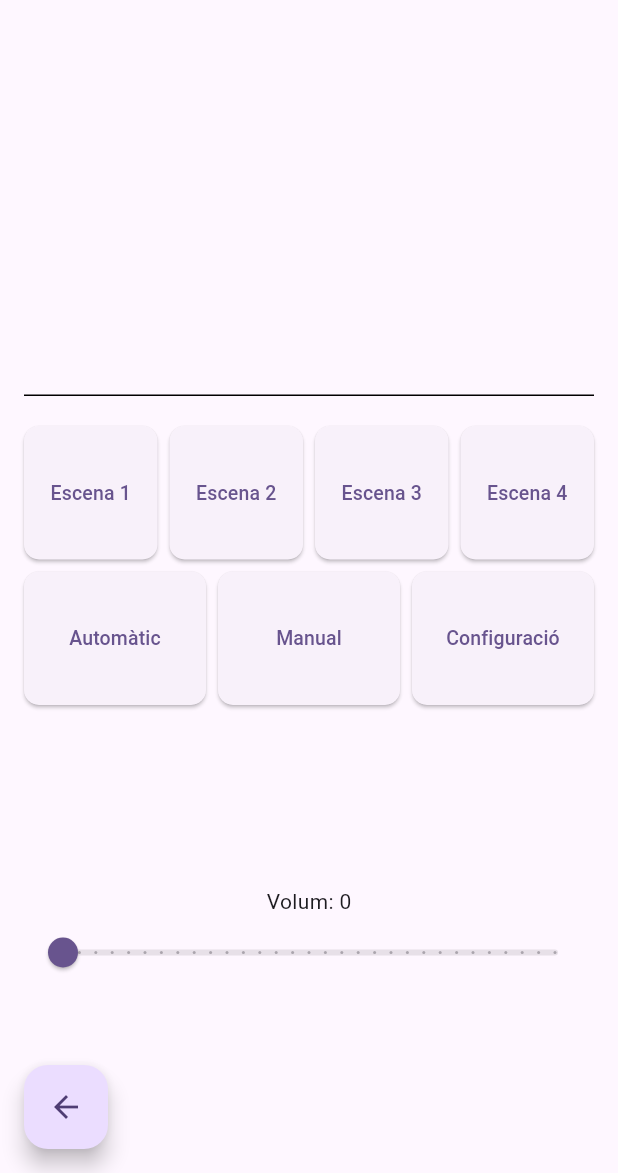
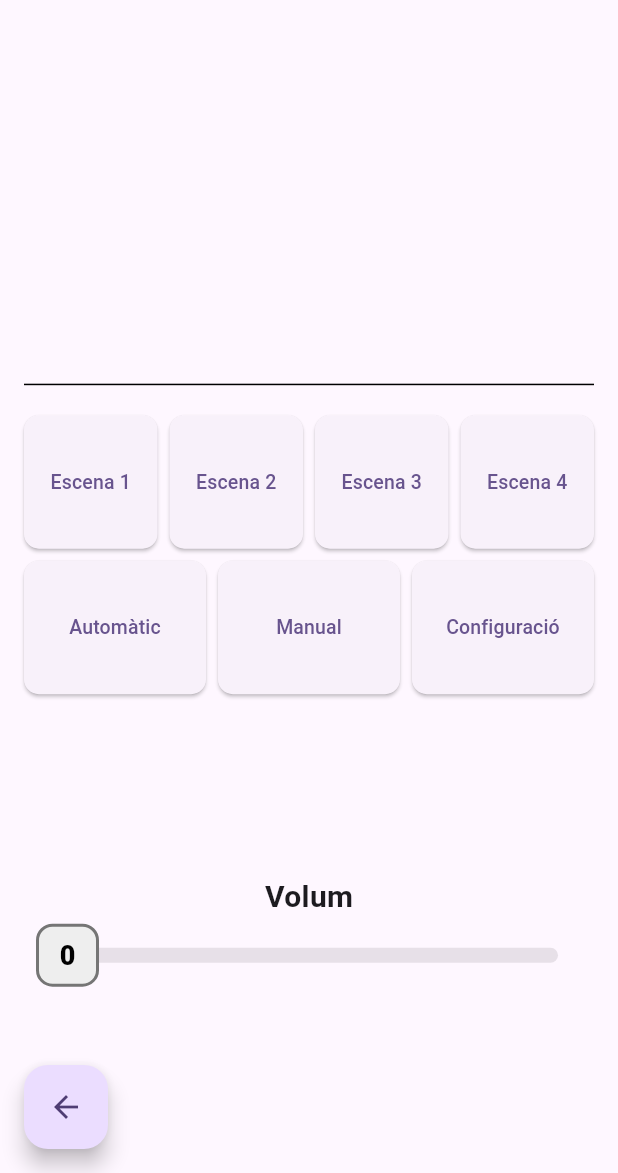
Before and after one commit to xaviermila-png/ardmx_app, a Flutter app: the MainMenuScreen screen opened by its route, on a phone screen of 412 x 824 dp, the part 63-1236 px from its top. Run offline on Flutter 3.47's test engine with Material 3 defaults, Android fonts, the phone set to English and light mode, and no system bars; our stand-ins replace flutter_riverpod, permission_handler, shared_preferences; missing offline and left inert: flutter_blue_classic; accounts and stored records are empty.

Commit message:
Escena/Canals i Menu Principal: polish visual i correccions
- Poll de la pantalla Escena/Canals ara inclou V31-V33 (modes de
  transicio), que abans no s'actualitzaven en entrar a la pantalla
- Requadres dels sliders de canal mes estrets; opcions de mode de
  transicio mes grans (caselles quadrades i lletra) i mateix ample que
  els requadres dels sliders
- Fletxes de navegacio d'escena/canals una mica separades del marge
- Numero de canal (dins el quadrat que es mou) en negreta
- Barra "CANALS" simplificada (nomes titol+fletxes, els numeros ja
  viuen dins de cada slider)
- RoundedSquareThumbShape mogut a lib/widgets/ (compartit) amb suport
  per text no rotat i mida de lletra configurable
- Botons del submenu de Configuracio (Escenes/Cicle/Parametres/Credits)
  amb color lila pastel (mes fluix que el de Configuracio)
- Slider de volum del Menu Principal amb el mateix thumb quadrat
  arrodonit que els sliders de canal; numero de volum dins el quadrat;
  titol "Volum" en lletra mes gran

```diff
--- a/lib/features/main_menu/widgets/config_submenu.dart
+++ b/lib/features/main_menu/widgets/config_submenu.dart
@@ -38,6 +38,11 @@ class ConfigSubmenu extends StatelessWidget {
                   Navigator.of(context).pushNamed(_items[i].$2),
               style: ElevatedButton.styleFrom(
                 padding: const EdgeInsets.symmetric(horizontal: 2),
+                // Lighter pastel lilac than Configuració's own
+                // (Colors.deepPurple.shade200) — these are its children, so
+                // a weaker tint of the same hue reads as a visual family.
+                backgroundColor: Colors.deepPurple.shade100,
+                foregroundColor: Colors.deepPurple.shade900,
                 shape: RoundedRectangleBorder(
                   borderRadius: BorderRadius.circular(10),
                 ),
--- a/lib/features/main_menu/widgets/volume_slider.dart
+++ b/lib/features/main_menu/widgets/volume_slider.dart
@@ -4,6 +4,7 @@ import 'package:flutter/material.dart';
 import 'package:flutter_riverpod/flutter_riverpod.dart';
 
 import '../../../state/providers.dart';
+import '../../../widgets/rounded_square_thumb_shape.dart';
 
 /// Debounced volume control (V[16], 0-30). Keeps an ephemeral local value
 /// for immediate visual feedback while dragging, sends the real write only
@@ -51,8 +52,22 @@ class _VolumeSliderState extends ConsumerState<VolumeSlider> {
 
     return Column(
       children: [
-        Text('Volum: ${value.round()}'),
-        Slider(
+        const Text(
+          'Volum',
+          style: TextStyle(fontSize: 20, fontWeight: FontWeight.bold),
+        ),
+        SliderTheme(
+          data: SliderThemeData(
+            trackHeight: 10,
+            thumbShape: RoundedSquareThumbShape(
+              size: 40,
+              cornerRadius: 10,
+              channelNumber: value.round(),
+              textFontSize: 18,
+              rotateText: false,
+            ),
+          ),
+          child: Slider(
             value: value,
             min: 0,
             max: 30,
@@ -60,6 +75,7 @@ class _VolumeSliderState extends ConsumerState<VolumeSlider> {
             onChanged: _onChanged,
             onChangeEnd: _onChangeEnd,
           ),
+        ),
       ],
     );
   }
--- a/lib/features/scene_channels/widgets/channel_group_navigator.dart
+++ b/lib/features/scene_channels/widgets/channel_group_navigator.dart
@@ -15,7 +15,7 @@ class ChannelGroupNavigator extends ConsumerWidget {
     return Container(
       color: Colors.blue.shade900,
       child: Padding(
-        padding: const EdgeInsets.symmetric(vertical: 4),
+        padding: const EdgeInsets.symmetric(horizontal: 12, vertical: 4),
         child: Row(
           children: [
             NavArrowButton(
--- a/lib/features/scene_channels/widgets/channel_sliders.dart
+++ b/lib/features/scene_channels/widgets/channel_sliders.dart
@@ -4,7 +4,7 @@ import 'package:flutter/material.dart';
 import 'package:flutter_riverpod/flutter_riverpod.dart';
 
 import '../../../state/providers.dart';
-import 'rounded_square_thumb_shape.dart';
+import '../../../widgets/rounded_square_thumb_shape.dart';
 
 /// The 3 R/G/B vertical sliders (V1-V3, 0-255), inverted (max at top,
 /// matching a physical DMX fader). Same debounce pattern as
@@ -102,7 +102,7 @@ class _ChannelSlidersState extends ConsumerState<ChannelSliders> {
 
   Widget _slider(int slot, double value, int? channelNumber, Color color) {
     return Container(
-      margin: const EdgeInsets.symmetric(horizontal: 2),
+      margin: const EdgeInsets.symmetric(horizontal: 8),
       padding: const EdgeInsets.symmetric(vertical: 8),
       decoration: BoxDecoration(
         border: Border.all(color: color.withValues(alpha: 0.6), width: 2),
--- a/lib/features/scene_channels/widgets/scene_navigator.dart
+++ b/lib/features/scene_channels/widgets/scene_navigator.dart
@@ -18,7 +18,7 @@ class SceneNavigator extends ConsumerWidget {
 
     return Container(
       color: Colors.green.shade900,
-      padding: const EdgeInsets.symmetric(vertical: 4),
+      padding: const EdgeInsets.symmetric(horizontal: 12, vertical: 4),
       child: Row(
         children: [
           NavArrowButton(
--- a/lib/features/scene_channels/widgets/transition_mode_selector.dart
+++ b/lib/features/scene_channels/widgets/transition_mode_selector.dart
@@ -111,8 +111,8 @@ class _ModeColumn extends StatelessWidget {
   @override
   Widget build(BuildContext context) {
     return Container(
-      margin: const EdgeInsets.symmetric(horizontal: 4),
-      padding: const EdgeInsets.symmetric(vertical: 4, horizontal: 6),
+      margin: const EdgeInsets.symmetric(horizontal: 8),
+      padding: const EdgeInsets.symmetric(vertical: 4, horizontal: 4),
       decoration: BoxDecoration(
         border: Border.all(color: color.withValues(alpha: 0.6), width: 2),
         borderRadius: BorderRadius.circular(12),
--- a/lib/features/scene_channels/widgets/rounded_square_thumb_shape.dart
+++ b/lib/widgets/rounded_square_thumb_shape.dart
@@ -3,21 +3,29 @@ import 'dart:math' as math;
 import 'package:flutter/material.dart';
 
 /// A rounded-square [Slider] thumb (gray outline, very light gray fill)
-/// instead of Material's default filled circle — the fader's colored track
-/// already conveys the channel, so the thumb stays neutral. Optionally
-/// shows the DMX channel number centered inside it.
+/// instead of Material's default filled circle. Optionally shows a number
+/// (e.g. a DMX channel number) centered inside it — pass `null` for a plain
+/// neutral thumb (e.g. the Main Menu volume slider).
 class RoundedSquareThumbShape extends SliderComponentShape {
   const RoundedSquareThumbShape({
     this.size = 48,
     this.cornerRadius = 10,
     this.channelNumber,
     this.textColor = Colors.black,
+    this.textFontSize = 19,
+    this.rotateText = true,
   });
 
   final double size;
   final double cornerRadius;
   final int? channelNumber;
   final Color textColor;
+  final double textFontSize;
+  // Callers that rotate the Slider itself (e.g. the DMX channel faders,
+  // wrapped in RotatedBox(quarterTurns: 3)) need this text counter-rotated
+  // or it renders sideways — see ChannelSliders. Non-rotated sliders (e.g.
+  // the Main Menu volume slider) should pass false.
+  final bool rotateText;
 
   @override
   Size getPreferredSize(bool isEnabled, bool isDiscrete) =>
@@ -53,20 +61,24 @@ class RoundedSquareThumbShape extends SliderComponentShape {
     );
 
     if (channelNumber == null) return;
-    // This thumb is painted inside the Slider's own RotatedBox(quarterTurns:
-    // 3) ancestor, so without a counter-rotation the number would render
-    // sideways — rotate the opposite way here so it reads upright.
     final textPainter = TextPainter(
       text: TextSpan(
         text: '$channelNumber',
         style: TextStyle(
           color: textColor,
-          fontSize: 19,
-          fontWeight: FontWeight.bold,
+          fontSize: textFontSize,
+          fontWeight: FontWeight.w900,
         ),
       ),
       textDirection: textDirection,
     )..layout();
+    if (!rotateText) {
+      textPainter.paint(
+        canvas,
+        center - Offset(textPainter.width / 2, textPainter.height / 2),
+      );
+      return;
+    }
     canvas.save();
     canvas.translate(center.dx, center.dy);
     canvas.rotate(math.pi / 2);
```
Also changed, not shown: lib/features/scene_channels/scene_channels_screen.dart (+7 -4 lines), .claude/settings.json. Lines whose indentation alone changed are shown as unchanged.
